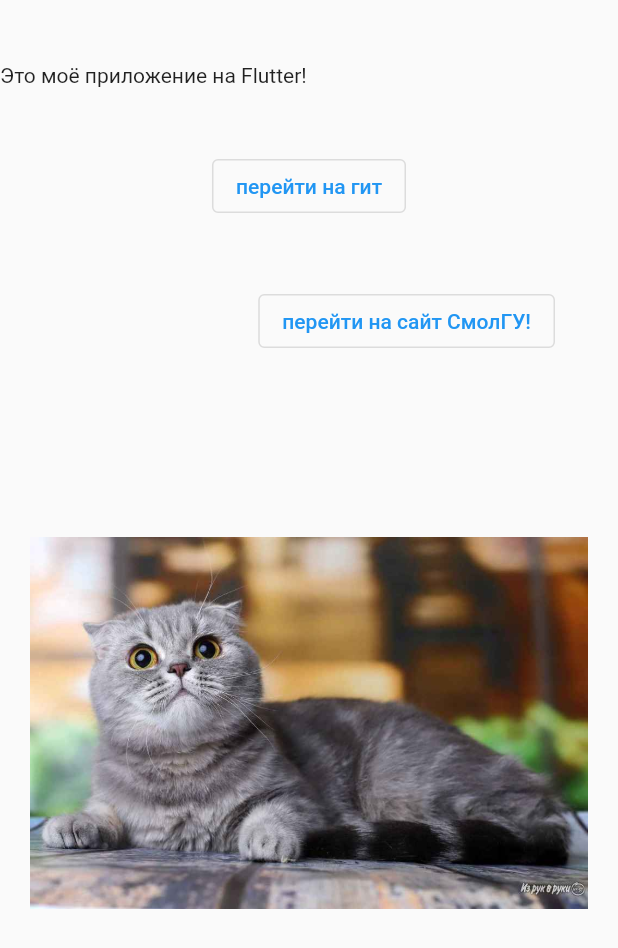
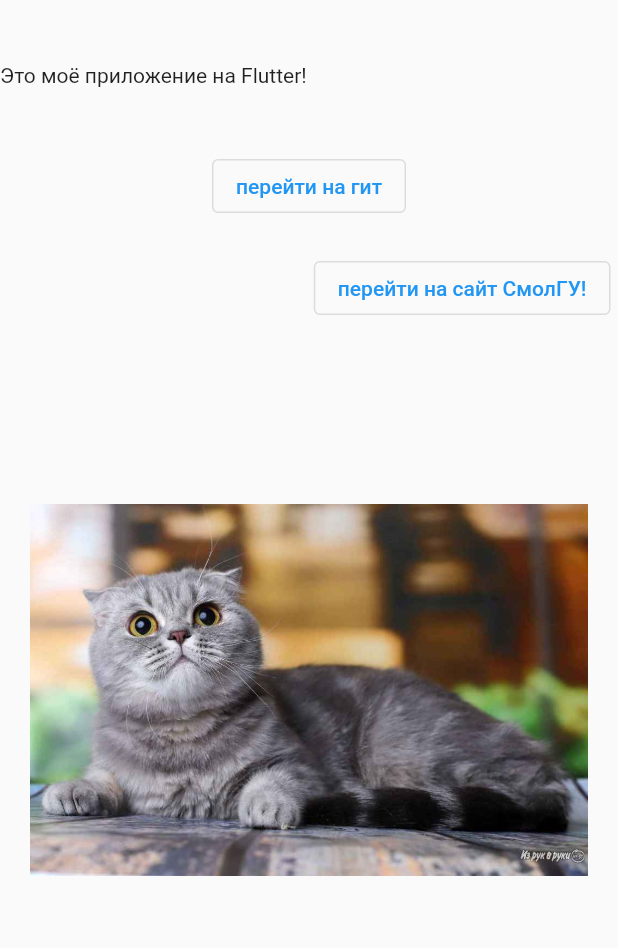
Before and after one commit to IHitmanI1/untitled, a Flutter app: the screen it shows after launch, on a phone screen of 412 x 824 dp. Shown: the top 948 px of the screen. Run offline on Flutter 3.47's test engine with Material 2 defaults, Android fonts, the phone set to English and light mode, and no system bars; missing offline and left inert: dart:html.

Commit message:
Update main.dart

```diff
--- a/lib/main.dart
+++ b/lib/main.dart
@@ -64,7 +64,7 @@ class _MyHomePageState extends State<MyHomePage> {
               )
           ),
           Padding(
-              padding: EdgeInsets.fromLTRB(0,42,42,0),
+              padding: EdgeInsets.fromLTRB(0,20,5,0),
               child: Align(
                 alignment: Alignment.topRight,
                 child: OutlinedButton(onPressed: launchSmolgu, child: const Text('перейти на сайт СмолГУ!')),
```
